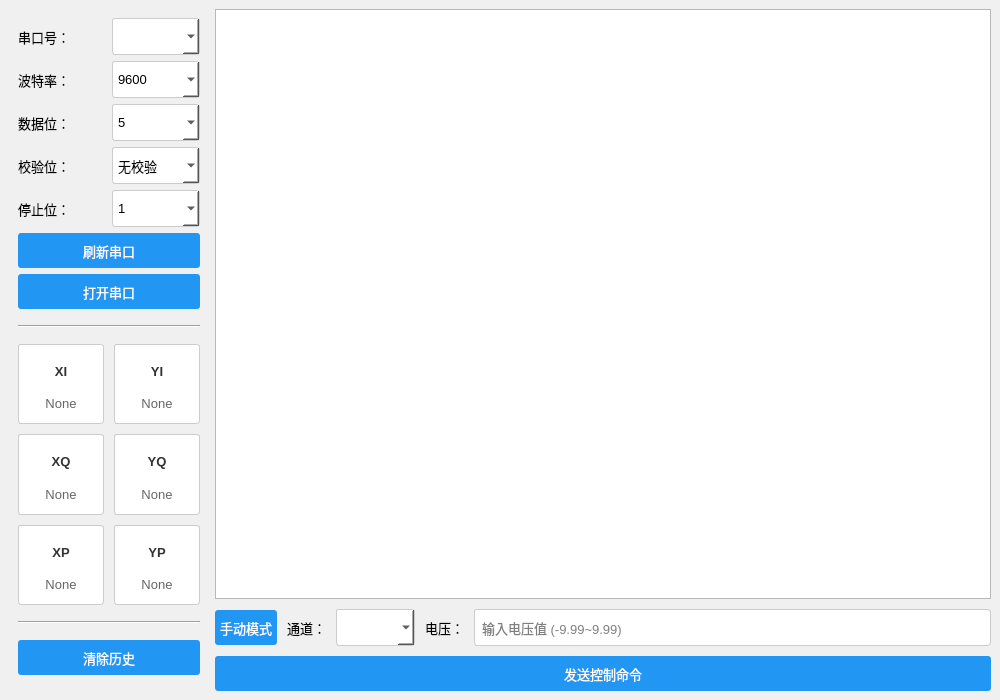
This is mainwindow.ui in ckdfs/qttest1 as Qt 5 draws it before an edit. The edited form follows.
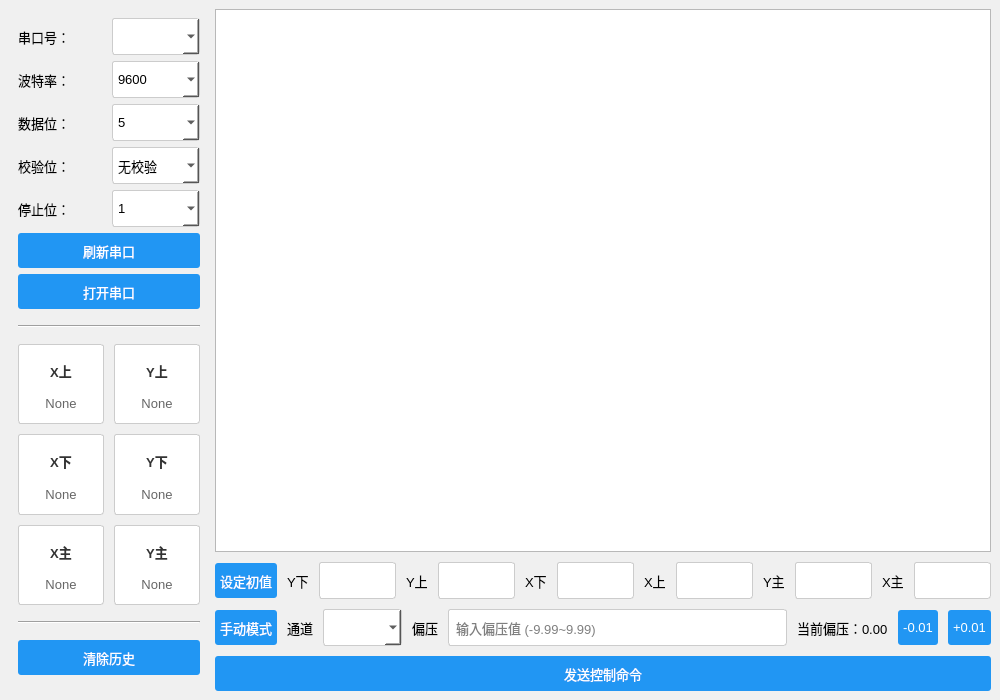
This is the edited form.

Commit message: 更新README.md中的电压值示例，修改UI界面中的标签文本为中文，并添加初值设定功能

What changed in the file:
```diff
--- a/mainwindow.ui
+++ b/mainwindow.ui
@@ -317,7 +317,7 @@
                <string>QLabel { font-weight: bold; color: #333333; }</string>
               </property>
               <property name="text">
-               <string>XI</string>
+               <string>X上</string>
               </property>
               <property name="alignment">
                <set>Qt::AlignCenter</set>
@@ -364,7 +364,7 @@
                <string>QLabel { font-weight: bold; color: #333333; }</string>
               </property>
               <property name="text">
-               <string>YI</string>
+               <string>Y上</string>
               </property>
               <property name="alignment">
                <set>Qt::AlignCenter</set>
@@ -411,7 +411,7 @@
                <string>QLabel { font-weight: bold; color: #333333; }</string>
               </property>
               <property name="text">
-               <string>XQ</string>
+               <string>X下</string>
               </property>
               <property name="alignment">
                <set>Qt::AlignCenter</set>
@@ -458,7 +458,7 @@
                <string>QLabel { font-weight: bold; color: #333333; }</string>
               </property>
               <property name="text">
-               <string>YQ</string>
+               <string>Y下</string>
               </property>
               <property name="alignment">
                <set>Qt::AlignCenter</set>
@@ -505,7 +505,7 @@
                <string>QLabel { font-weight: bold; color: #333333; }</string>
               </property>
               <property name="text">
-               <string>XP</string>
+               <string>X主</string>
               </property>
               <property name="alignment">
                <set>Qt::AlignCenter</set>
@@ -552,7 +552,7 @@
                <string>QLabel { font-weight: bold; color: #333333; }</string>
               </property>
               <property name="text">
-               <string>YP</string>
+               <string>Y主</string>
               </property>
               <property name="alignment">
                <set>Qt::AlignCenter</set>
@@ -648,6 +648,80 @@
         </property>
        </widget>
       </item>
+      <item>
+        <layout class="QHBoxLayout" name="horizontalControlLayout">
+        <property name="spacing">
+          <number>10</number>
+        </property>
+        <item>
+          <widget class="QPushButton" name="buttonSetInitialValue">
+          <property name="text">
+            <string>设定初值</string>
+          </property>
+          </widget>
+        </item>
+        <item>
+          <widget class="QLabel" name="labelInitialYQ">
+          <property name="text">
+            <string>Y下</string>
+          </property>
+          </widget>
+        </item>
+        <item>
+          <widget class="QLineEdit" name="lineEditInitialValueYQ"> </widget>
+        </item>
+        <item>
+          <widget class="QLabel" name="labelInitialYI">
+          <property name="text">
+            <string>Y上</string>
+          </property>
+          </widget>
+        </item>
+        <item>
+          <widget class="QLineEdit" name="lineEditInitialValueYI"> </widget>
+        </item>
+        <item>
+          <widget class="QLabel" name="labelInitialXQ">
+          <property name="text">
+            <string>X下</string>
+          </property>
+          </widget>
+        </item>
+        <item>
+          <widget class="QLineEdit" name="lineEditInitialValueXQ"> </widget>
+        </item>
+        <item>
+          <widget class="QLabel" name="labelInitialXI">
+          <property name="text">
+            <string>X上</string>
+          </property>
+          </widget>
+        </item>
+        <item>
+          <widget class="QLineEdit" name="lineEditInitialValueXI"> </widget>
+        </item>
+        <item>
+          <widget class="QLabel" name="labelInitialYP">
+          <property name="text">
+            <string>Y主</string>
+          </property>
+          </widget>
+        </item>
+        <item>
+          <widget class="QLineEdit" name="lineEditInitialValueYP"> </widget>
+        </item>
+        <item>
+          <widget class="QLabel" name="labelInitialXP">
+          <property name="text">
+            <string>X主</string>
+          </property>
+          </widget>
+        </item>
+        <item>
+          <widget class="QLineEdit" name="lineEditInitialValueXP"> </widget>
+        </item>
+        </layout>
+      </item>
       <item>
        <layout class="QVBoxLayout" name="controlLayout">
         <item>
@@ -665,7 +739,7 @@
           <item>
            <widget class="QLabel" name="labelChannel">
             <property name="text">
-             <string>通道：</string>
+             <string>通道</string>
             </property>
            </widget>
           </item>
@@ -679,17 +753,38 @@
           <item>
            <widget class="QLabel" name="labelVoltage">
             <property name="text">
-             <string>电压：</string>
+             <string>偏压</string>
             </property>
            </widget>
           </item>
           <item>
            <widget class="QLineEdit" name="lineEditVoltage">
             <property name="placeholderText">
-             <string>输入电压值 (-9.99~9.99)</string>
+             <string>输入偏压值 (-9.99~9.99)</string>
             </property>
            </widget>
           </item>
+          <item>
+           <widget class="QLabel" name="labelCurrentVoltage">
+            <property name="text">
+             <string>当前偏压：0.00</string>
+            </property>
+           </widget>
+          </item>
+          <item>
+            <widget class="QPushButton" name="buttonVoltageReduce">
+              <property name="text">
+              <string>-0.01</string>
+              </property>
+            </widget>
+          </item>
+          <item>
+            <widget class="QPushButton" name="buttonVoltageAdd">
+              <property name="text">
+              <string>+0.01</string>
+              </property>
+            </widget>
+          </item>
          </layout>
         </item>
         <item>
```
The commit also changes 1 other file.
